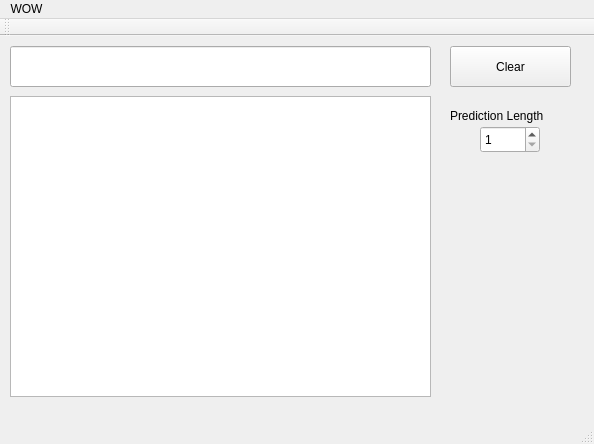
This is mainwindow.ui in fclay/Gleason-Senior-Project as Qt 5 draws it before an edit. The edited form follows.
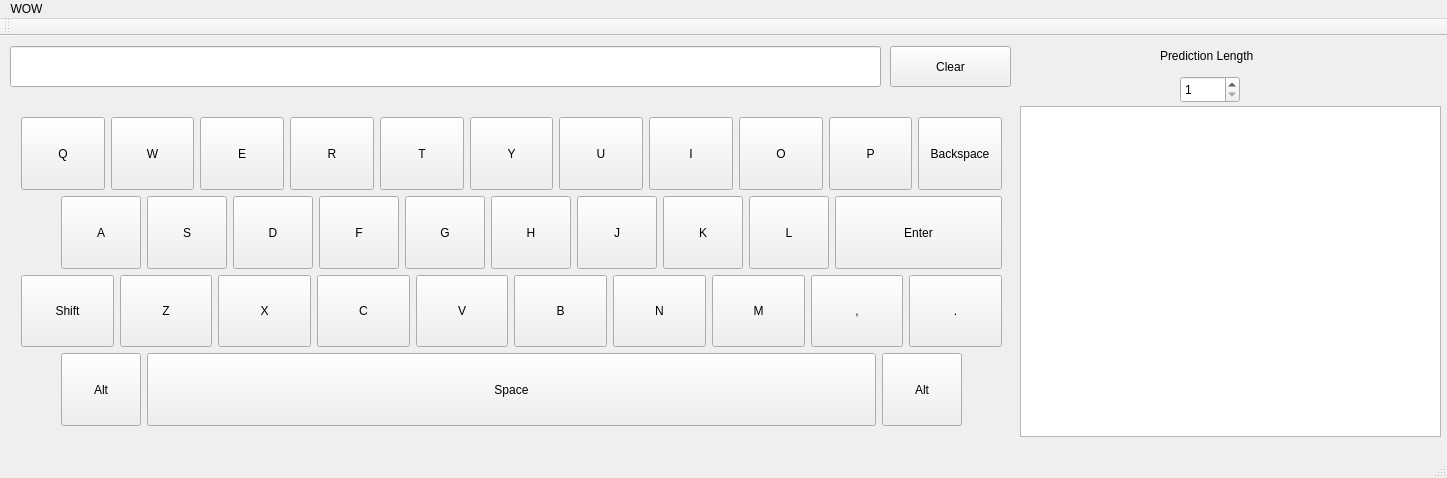
This is the edited form.

Diff of the .ui file:
```diff
--- a/mainwindow.ui
+++ b/mainwindow.ui
@@ -6,8 +6,8 @@
    <rect>
     <x>0</x>
     <y>0</y>
-    <width>594</width>
-    <height>444</height>
+    <width>1447</width>
+    <height>478</height>
    </rect>
   </property>
   <property name="windowTitle">
@@ -19,7 +19,7 @@
      <rect>
       <x>10</x>
       <y>10</y>
-      <width>421</width>
+      <width>871</width>
       <height>41</height>
      </rect>
     </property>
@@ -32,10 +32,10 @@
    <widget class="QTableView" name="tableView">
     <property name="geometry">
      <rect>
-      <x>10</x>
-      <y>60</y>
+      <x>1020</x>
+      <y>70</y>
       <width>421</width>
-      <height>301</height>
+      <height>331</height>
      </rect>
     </property>
     <property name="font">
@@ -43,11 +43,14 @@
       <pointsize>11</pointsize>
      </font>
     </property>
+    <property name="autoFillBackground">
+     <bool>false</bool>
+    </property>
    </widget>
    <widget class="QPushButton" name="clearBtn">
     <property name="geometry">
      <rect>
-      <x>450</x>
+      <x>890</x>
       <y>10</y>
       <width>121</width>
       <height>41</height>
@@ -60,8 +63,8 @@
    <widget class="QSpinBox" name="spinBox">
     <property name="geometry">
      <rect>
-      <x>480</x>
-      <y>90</y>
+      <x>1180</x>
+      <y>40</y>
       <width>60</width>
       <height>27</height>
      </rect>
@@ -76,8 +79,8 @@
    <widget class="QLabel" name="pCountL">
     <property name="geometry">
      <rect>
-      <x>450</x>
-      <y>70</y>
+      <x>1160</x>
+      <y>10</y>
       <width>121</width>
       <height>20</height>
      </rect>
@@ -86,13 +89,531 @@
      <string>Prediction Length</string>
     </property>
    </widget>
+   <widget class="QWidget" name="verticalLayoutWidget_2">
+    <property name="geometry">
+     <rect>
+      <x>10</x>
+      <y>70</y>
+      <width>1003</width>
+      <height>331</height>
+     </rect>
+    </property>
+    <layout class="QVBoxLayout" name="verticalLayout_7">
+     <item>
+      <layout class="QHBoxLayout" name="horizontalLayout_11">
+       <item>
+        <widget class="QPushButton" name="Q_Btn">
+         <property name="sizePolicy">
+          <sizepolicy hsizetype="Minimum" vsizetype="Preferred">
+           <horstretch>0</horstretch>
+           <verstretch>0</verstretch>
+          </sizepolicy>
+         </property>
+         <property name="text">
+          <string>Q</string>
+         </property>
+        </widget>
+       </item>
+       <item>
+        <widget class="QPushButton" name="W_Btn">
+         <property name="sizePolicy">
+          <sizepolicy hsizetype="Minimum" vsizetype="Preferred">
+           <horstretch>0</horstretch>
+           <verstretch>0</verstretch>
+          </sizepolicy>
+         </property>
+         <property name="text">
+          <string>W</string>
+         </property>
+        </widget>
+       </item>
+       <item>
+        <widget class="QPushButton" name="E_Btn">
+         <property name="sizePolicy">
+          <sizepolicy hsizetype="Minimum" vsizetype="Preferred">
+           <horstretch>0</horstretch>
+           <verstretch>0</verstretch>
+          </sizepolicy>
+         </property>
+         <property name="text">
+          <string>E</string>
+         </property>
+        </widget>
+       </item>
+       <item>
+        <widget class="QPushButton" name="R_Btn">
+         <property name="sizePolicy">
+          <sizepolicy hsizetype="Minimum" vsizetype="Preferred">
+           <horstretch>0</horstretch>
+           <verstretch>0</verstretch>
+          </sizepolicy>
+         </property>
+         <property name="text">
+          <string>R</string>
+         </property>
+        </widget>
+       </item>
+       <item>
+        <widget class="QPushButton" name="T_Btn">
+         <property name="sizePolicy">
+          <sizepolicy hsizetype="Minimum" vsizetype="Preferred">
+           <horstretch>0</horstretch>
+           <verstretch>0</verstretch>
+          </sizepolicy>
+         </property>
+         <property name="text">
+          <string>T</string>
+         </property>
+        </widget>
+       </item>
+       <item>
+        <widget class="QPushButton" name="Y_Btn">
+         <property name="sizePolicy">
+          <sizepolicy hsizetype="Minimum" vsizetype="Preferred">
+           <horstretch>0</horstretch>
+           <verstretch>0</verstretch>
+          </sizepolicy>
+         </property>
+         <property name="text">
+          <string>Y</string>
+         </property>
+        </widget>
+       </item>
+       <item>
+        <widget class="QPushButton" name="U_Btn">
+         <property name="sizePolicy">
+          <sizepolicy hsizetype="Minimum" vsizetype="Preferred">
+           <horstretch>0</horstretch>
+           <verstretch>0</verstretch>
+          </sizepolicy>
+         </property>
+         <property name="text">
+          <string>U</string>
+         </property>
+        </widget>
+       </item>
+       <item>
+        <widget class="QPushButton" name="I_Btn">
+         <property name="sizePolicy">
+          <sizepolicy hsizetype="Minimum" vsizetype="Preferred">
+           <horstretch>0</horstretch>
+           <verstretch>0</verstretch>
+          </sizepolicy>
+         </property>
+         <property name="text">
+          <string>I</string>
+         </property>
+        </widget>
+       </item>
+       <item>
+        <widget class="QPushButton" name="O_Btn">
+         <property name="sizePolicy">
+          <sizepolicy hsizetype="Minimum" vsizetype="Preferred">
+           <horstretch>0</horstretch>
+           <verstretch>0</verstretch>
+          </sizepolicy>
+         </property>
+         <property name="text">
+          <string>O</string>
+         </property>
+        </widget>
+       </item>
+       <item>
+        <widget class="QPushButton" name="P_Btn">
+         <property name="sizePolicy">
+          <sizepolicy hsizetype="Minimum" vsizetype="Preferred">
+           <horstretch>0</horstretch>
+           <verstretch>0</verstretch>
+          </sizepolicy>
+         </property>
+         <property name="text">
+          <string>P</string>
+         </property>
+        </widget>
+       </item>
+       <item>
+        <widget class="QPushButton" name="Back_Btn">
+         <property name="sizePolicy">
+          <sizepolicy hsizetype="Minimum" vsizetype="Preferred">
+           <horstretch>0</horstretch>
+           <verstretch>0</verstretch>
+          </sizepolicy>
+         </property>
+         <property name="text">
+          <string>Backspace</string>
+         </property>
+        </widget>
+       </item>
+      </layout>
+     </item>
+     <item>
+      <layout class="QHBoxLayout" name="horizontalLayout_10">
+       <item>
+        <spacer name="horizontalSpacer">
+         <property name="orientation">
+          <enum>Qt::Horizontal</enum>
+         </property>
+         <property name="sizeType">
+          <enum>QSizePolicy::Preferred</enum>
+         </property>
+         <property name="sizeHint" stdset="0">
+          <size>
+           <width>40</width>
+           <height>20</height>
+          </size>
+         </property>
+        </spacer>
+       </item>
+       <item>
+        <widget class="QPushButton" name="A_Btn">
+         <property name="sizePolicy">
+          <sizepolicy hsizetype="Minimum" vsizetype="Preferred">
+           <horstretch>0</horstretch>
+           <verstretch>0</verstretch>
+          </sizepolicy>
+         </property>
+         <property name="text">
+          <string>A</string>
+         </property>
+        </widget>
+       </item>
+       <item>
+        <widget class="QPushButton" name="S_Btn">
+         <property name="sizePolicy">
+          <sizepolicy hsizetype="Minimum" vsizetype="Preferred">
+           <horstretch>0</horstretch>
+           <verstretch>0</verstretch>
+          </sizepolicy>
+         </property>
+         <property name="text">
+          <string>S</string>
+         </property>
+        </widget>
+       </item>
+       <item>
+        <widget class="QPushButton" name="D_Btn">
+         <property name="sizePolicy">
+          <sizepolicy hsizetype="Minimum" vsizetype="Preferred">
+           <horstretch>0</horstretch>
+           <verstretch>0</verstretch>
+          </sizepolicy>
+         </property>
+         <property name="text">
+          <string>D</string>
+         </property>
+        </widget>
+       </item>
+       <item>
+        <widget class="QPushButton" name="F_Btn">
+         <property name="sizePolicy">
+          <sizepolicy hsizetype="Minimum" vsizetype="Preferred">
+           <horstretch>0</horstretch>
+           <verstretch>0</verstretch>
+          </sizepolicy>
+         </property>
+         <property name="text">
+          <string>F</string>
+         </property>
+        </widget>
+       </item>
+       <item>
+        <widget class="QPushButton" name="G_Btn">
+         <property name="sizePolicy">
+          <sizepolicy hsizetype="Minimum" vsizetype="Preferred">
+           <horstretch>0</horstretch>
+           <verstretch>0</verstretch>
+          </sizepolicy>
+         </property>
+         <property name="text">
+          <string>G</string>
+         </property>
+        </widget>
+       </item>
+       <item>
+        <widget class="QPushButton" name="H_Btn">
+         <property name="sizePolicy">
+          <sizepolicy hsizetype="Minimum" vsizetype="Preferred">
+           <horstretch>0</horstretch>
+           <verstretch>0</verstretch>
+          </sizepolicy>
+         </property>
+         <property name="text">
+          <string>H</string>
+         </property>
+        </widget>
+       </item>
+       <item>
+        <widget class="QPushButton" name="J_Btn">
+         <property name="sizePolicy">
+          <sizepolicy hsizetype="Minimum" vsizetype="Preferred">
+           <horstretch>0</horstretch>
+           <verstretch>0</verstretch>
+          </sizepolicy>
+         </property>
+         <property name="text">
+          <string>J</string>
+         </property>
+        </widget>
+       </item>
+       <item>
+        <widget class="QPushButton" name="K_Btn">
+         <property name="sizePolicy">
+          <sizepolicy hsizetype="Minimum" vsizetype="Preferred">
+           <horstretch>0</horstretch>
+           <verstretch>0</verstretch>
+          </sizepolicy>
+         </property>
+         <property name="text">
+          <string>K</string>
+         </property>
+        </widget>
+       </item>
+       <item>
+        <widget class="QPushButton" name="L_Btn">
+         <property name="sizePolicy">
+          <sizepolicy hsizetype="Minimum" vsizetype="Preferred">
+           <horstretch>0</horstretch>
+           <verstretch>0</verstretch>
+          </sizepolicy>
+         </property>
+         <property name="text">
+          <string>L</string>
+         </property>
+        </widget>
+       </item>
+       <item>
+        <widget class="QPushButton" name="Enter_Btn">
+         <property name="sizePolicy">
+          <sizepolicy hsizetype="MinimumExpanding" vsizetype="Preferred">
+           <horstretch>0</horstretch>
+           <verstretch>0</verstretch>
+          </sizepolicy>
+         </property>
+         <property name="text">
+          <string>Enter</string>
+         </property>
+        </widget>
+       </item>
+      </layout>
+     </item>
+     <item>
+      <layout class="QHBoxLayout" name="horizontalLayout_9">
+       <item>
+        <widget class="QPushButton" name="Shift_Btn">
+         <property name="sizePolicy">
+          <sizepolicy hsizetype="Minimum" vsizetype="Preferred">
+           <horstretch>0</horstretch>
+           <verstretch>0</verstretch>
+          </sizepolicy>
+         </property>
+         <property name="text">
+          <string>Shift</string>
+         </property>
+        </widget>
+       </item>
+       <item>
+        <widget class="QPushButton" name="Z_Btn">
+         <property name="sizePolicy">
+          <sizepolicy hsizetype="Minimum" vsizetype="Preferred">
+           <horstretch>0</horstretch>
+           <verstretch>0</verstretch>
+          </sizepolicy>
+         </property>
+         <property name="text">
+          <string>Z</string>
+         </property>
+        </widget>
+       </item>
+       <item>
+        <widget class="QPushButton" name="X_Btn">
+         <property name="sizePolicy">
+          <sizepolicy hsizetype="Minimum" vsizetype="Preferred">
+           <horstretch>0</horstretch>
+           <verstretch>0</verstretch>
+          </sizepolicy>
+         </property>
+         <property name="text">
+          <string>X</string>
+         </property>
+        </widget>
+       </item>
+       <item>
+        <widget class="QPushButton" name="C_Btn">
+         <property name="sizePolicy">
+          <sizepolicy hsizetype="Minimum" vsizetype="Preferred">
+           <horstretch>0</horstretch>
+           <verstretch>0</verstretch>
+          </sizepolicy>
+         </property>
+         <property name="text">
+          <string>C</string>
+         </property>
+        </widget>
+       </item>
+       <item>
+        <widget class="QPushButton" name="V_Btn">
+         <property name="sizePolicy">
+          <sizepolicy hsizetype="Minimum" vsizetype="Preferred">
+           <horstretch>0</horstretch>
+           <verstretch>0</verstretch>
+          </sizepolicy>
+         </property>
+         <property name="text">
+          <string>V</string>
+         </property>
+        </widget>
+       </item>
+       <item>
+        <widget class="QPushButton" name="B_Btn">
+         <property name="sizePolicy">
+          <sizepolicy hsizetype="Minimum" vsizetype="Preferred">
+           <horstretch>0</horstretch>
+           <verstretch>0</verstretch>
+          </sizepolicy>
+         </property>
+         <property name="text">
+          <string>B</string>
+         </property>
+        </widget>
+       </item>
+       <item>
+        <widget class="QPushButton" name="N_Btn">
+         <property name="sizePolicy">
+          <sizepolicy hsizetype="Minimum" vsizetype="Preferred">
+           <horstretch>0</horstretch>
+           <verstretch>0</verstretch>
+          </sizepolicy>
+         </property>
+         <property name="text">
+          <string>N</string>
+         </property>
+        </widget>
+       </item>
+       <item>
+        <widget class="QPushButton" name="M_Btn">
+         <property name="sizePolicy">
+          <sizepolicy hsizetype="Minimum" vsizetype="Preferred">
+           <horstretch>0</horstretch>
+           <verstretch>0</verstretch>
+          </sizepolicy>
+         </property>
+         <property name="text">
+          <string>M</string>
+         </property>
+        </widget>
+       </item>
+       <item>
+        <widget class="QPushButton" name="Comma_Btn">
+         <property name="sizePolicy">
+          <sizepolicy hsizetype="Minimum" vsizetype="Preferred">
+           <horstretch>0</horstretch>
+           <verstretch>0</verstretch>
+          </sizepolicy>
+         </property>
+         <property name="text">
+          <string>,</string>
+         </property>
+        </widget>
+       </item>
+       <item>
+        <widget class="QPushButton" name="Period_Btn">
+         <property name="sizePolicy">
+          <sizepolicy hsizetype="Minimum" vsizetype="Preferred">
+           <horstretch>0</horstretch>
+           <verstretch>0</verstretch>
+          </sizepolicy>
+         </property>
+         <property name="text">
+          <string>.</string>
+         </property>
+        </widget>
+       </item>
+      </layout>
+     </item>
+     <item>
+      <layout class="QHBoxLayout" name="horizontalLayout_7">
+       <item>
+        <spacer name="horizontalSpacer_3">
+         <property name="orientation">
+          <enum>Qt::Horizontal</enum>
+         </property>
+         <property name="sizeType">
+          <enum>QSizePolicy::Preferred</enum>
+         </property>
+         <property name="sizeHint" stdset="0">
+          <size>
+           <width>40</width>
+           <height>20</height>
+          </size>
+         </property>
+        </spacer>
+       </item>
+       <item>
+        <widget class="QPushButton" name="Alt1_Btn">
+         <property name="sizePolicy">
+          <sizepolicy hsizetype="Preferred" vsizetype="Preferred">
+           <horstretch>0</horstretch>
+           <verstretch>0</verstretch>
+          </sizepolicy>
+         </property>
+         <property name="text">
+          <string>Alt</string>
+         </property>
+        </widget>
+       </item>
+       <item>
+        <widget class="QPushButton" name="Space_Btn">
+         <property name="sizePolicy">
+          <sizepolicy hsizetype="Expanding" vsizetype="Preferred">
+           <horstretch>0</horstretch>
+           <verstretch>0</verstretch>
+          </sizepolicy>
+         </property>
+         <property name="text">
+          <string>Space</string>
+         </property>
+        </widget>
+       </item>
+       <item>
+        <widget class="QPushButton" name="Alt2_Btn">
+         <property name="sizePolicy">
+          <sizepolicy hsizetype="Preferred" vsizetype="Preferred">
+           <horstretch>0</horstretch>
+           <verstretch>0</verstretch>
+          </sizepolicy>
+         </property>
+         <property name="text">
+          <string>Alt</string>
+         </property>
+        </widget>
+       </item>
+       <item>
+        <spacer name="horizontalSpacer_4">
+         <property name="orientation">
+          <enum>Qt::Horizontal</enum>
+         </property>
+         <property name="sizeType">
+          <enum>QSizePolicy::Preferred</enum>
+         </property>
+         <property name="sizeHint" stdset="0">
+          <size>
+           <width>40</width>
+           <height>20</height>
+          </size>
+         </property>
+        </spacer>
+       </item>
+      </layout>
+     </item>
+    </layout>
+   </widget>
   </widget>
   <widget class="QMenuBar" name="menuBar">
    <property name="geometry">
     <rect>
      <x>0</x>
      <y>0</y>
-     <width>594</width>
+     <width>1447</width>
      <height>25</height>
     </rect>
    </property>
```
